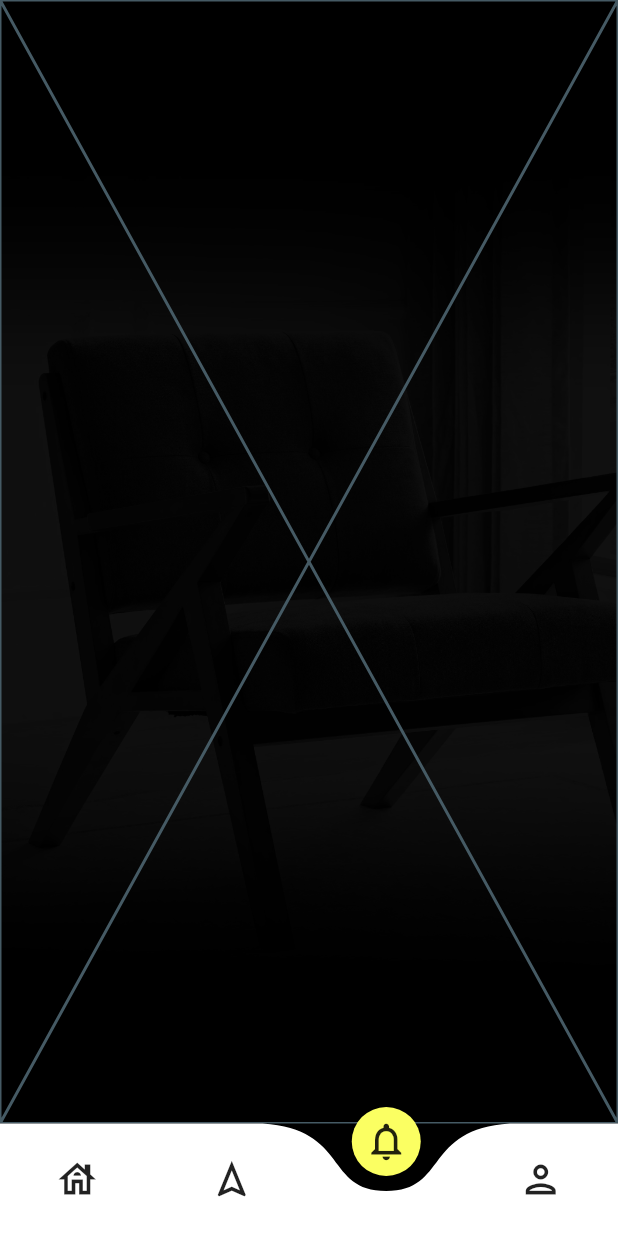
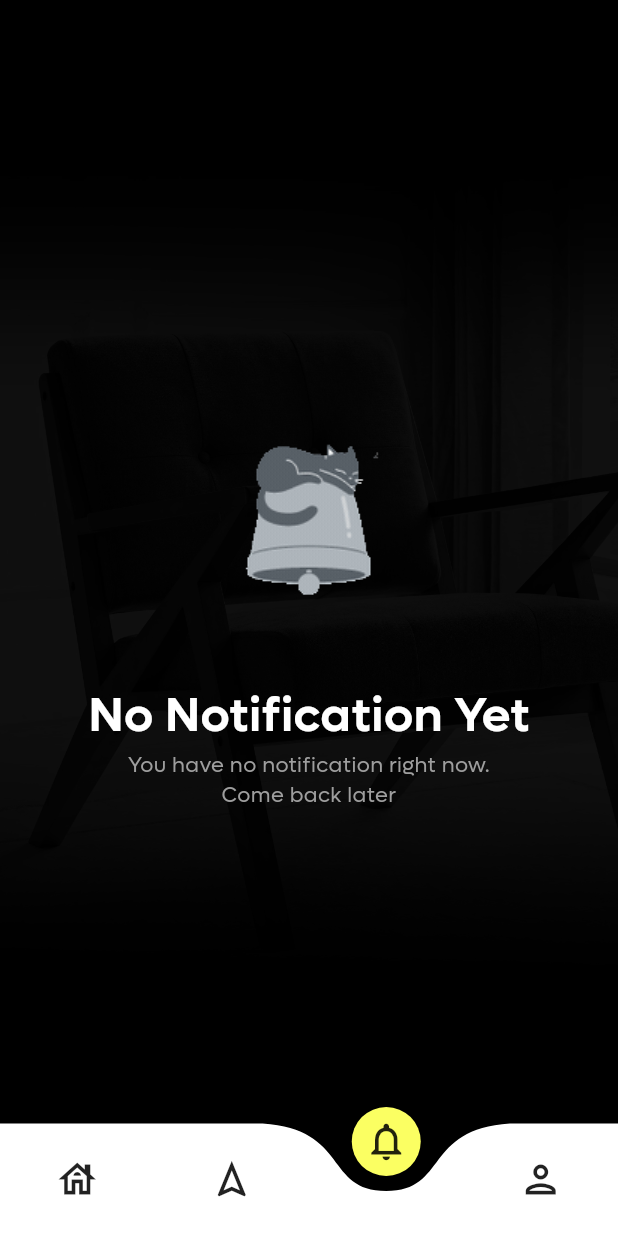
Before and after one commit to patriciafiona/Clone-From-Design-Projects, a Flutter app: the MainScreen screen opened directly, item 3 of the bottom bar chosen, on a phone screen of 412 x 824 dp. Run offline on Flutter 3.47's test engine with Material 3 defaults, Android fonts, the phone set to English and light mode, and no system bars; drawn by our look-alikes of curved_navigation_bar; our stand-ins replace animated_text_kit, assets_audio_player, cloud_firestore, firebase_auth, firebase_core, flutter_map and 13 more; missing offline and left inert: carousel_slider_plus, chip_list, http_status, should_rebuild, slidable_button, tiktoklikescroller; accounts and stored records are empty; network calls fail.

Commit message:
[Furniture] Finish adding empty notification page

```diff
--- a/Flutter/Furniture App/furniture_app/lib/screens/Main/Notification/NotificationTabScreen.dart
+++ b/Flutter/Furniture App/furniture_app/lib/screens/Main/Notification/NotificationTabScreen.dart
@@ -10,6 +10,45 @@ class NotificationTabScreen extends StatefulWidget {
 class _NotificationTabScreenState extends State<NotificationTabScreen> {
   @override
   Widget build(BuildContext context) {
-    return const Placeholder();
+    double screenWidth = MediaQuery.sizeOf(context).width;
+    double screenHeight = MediaQuery.sizeOf(context).height;
+
+    return Container(
+      width: screenWidth,
+      height: screenHeight,
+      padding: const EdgeInsets.only(
+        top: 36, left: 16, right: 16, bottom: 24
+      ),
+      child: Column(
+        children: [
+          const Spacer(),
+
+          Image.asset(
+            "assets/gif/empty_notif.gif",
+            width: screenWidth * 0.5,
+          ),
+          const Text(
+            "No Notification Yet",
+            style: TextStyle(
+                color: Colors.white,
+                fontSize: 32,
+                fontFamily: "Lufga",
+                fontWeight: FontWeight.w600
+            ),
+          ),
+          const Text(
+            "You have no notification right now.\nCome back later",
+            style: TextStyle(
+                color: Colors.grey,
+                fontSize: 14,
+                fontFamily: "Lufga",
+            ),
+            textAlign: TextAlign.center,
+          ),
+
+          const Spacer(),
+        ],
+      ),
+    );
   }
 }
--- a/Flutter/Furniture App/furniture_app/pubspec.yaml
+++ b/Flutter/Furniture App/furniture_app/pubspec.yaml
@@ -47,6 +47,7 @@ flutter:
   assets:
     - assets/gif/app_logo.gif
     - assets/gif/arrow_right.gif
+    - assets/gif/empty_notif.gif
 
     - assets/image/get_started_banner_01.png
     - assets/image/get_started_banner_02.png
```
Also changed, not shown: Flutter/Furniture App/assets/gif/empty_notif.gif (added), Flutter/Furniture App/assets/images/no_notifications.jpg (added), Flutter/Furniture App/furniture_app/assets/gif/empty_notif.gif (added).
